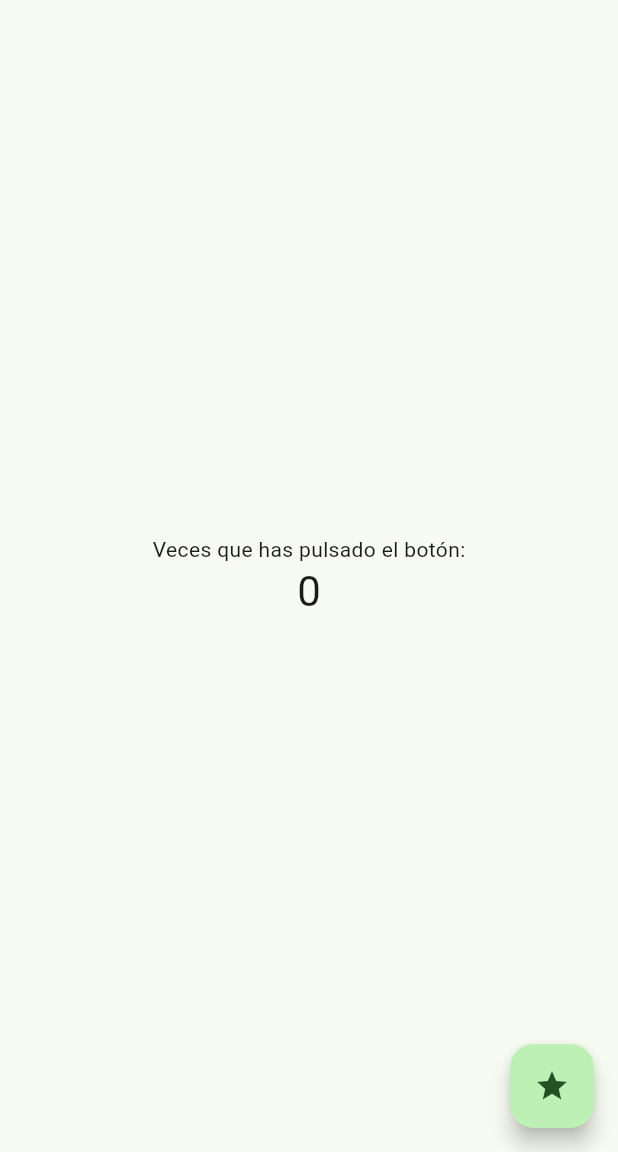
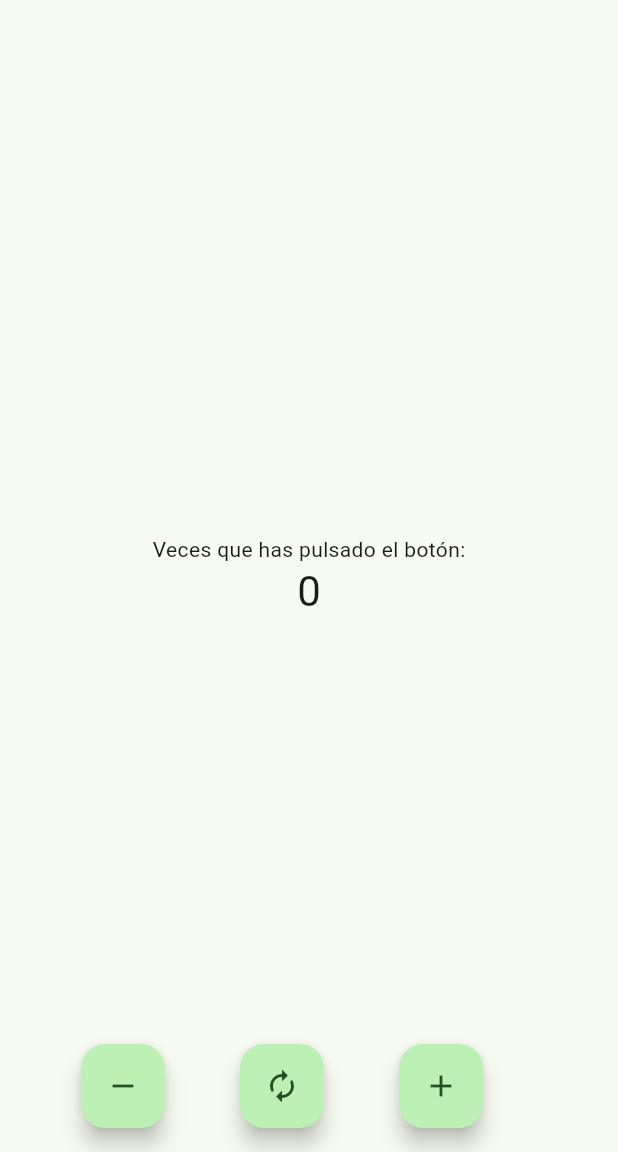
Before and after one commit to franopx/Laboratorio3DM, a Flutter app: the screen it shows after launch, on a phone screen of 412 x 824 dp, the part 84-1236 px from its top. Run offline on Flutter 3.47's test engine with Material 3 defaults, Android fonts, the phone set to English and light mode, and no system bars.

Commit message:
add new buttons and functionalities

```diff
--- a/lib/main.dart
+++ b/lib/main.dart
@@ -68,6 +68,18 @@ class _MyHomePageState extends State<MyHomePage> {
     });
   }
 
+  void _decrementCounter() {
+    setState(() {
+      _counter--;
+    });
+  }
+
+  void _resetCounter() {
+    setState(() {
+      _counter = 0;
+    });
+  }
+
   @override
   Widget build(BuildContext context) {
     // This method is rerun every time setState is called, for instance as done
@@ -115,11 +127,30 @@ class _MyHomePageState extends State<MyHomePage> {
           ],
         ),
       ),
-      floatingActionButton: FloatingActionButton(
-        onPressed: _incrementCounter,
-        tooltip: 'Increment',
-        child: const Icon(Icons.star),
-      ), // This trailing comma makes auto-formatting nicer for build methods.
-    );
+      floatingActionButton: Padding(
+        padding: const EdgeInsets.only(left: 20),
+        child: Row(
+        children: [
+          SizedBox(width: 50),
+          FloatingActionButton(
+            onPressed: _decrementCounter,
+            tooltip: 'Decrement',
+            child: const Icon(Icons.remove),
+          ),
+          SizedBox(width: 50),
+          FloatingActionButton(
+            onPressed: _resetCounter,
+            tooltip: 'Reset to 0',
+            child: const Icon(Icons.autorenew),
+          ),
+          SizedBox(width: 50),
+          FloatingActionButton(
+            onPressed: _incrementCounter,
+            tooltip: 'Increment',
+            child: const Icon(Icons.add),
+          ),
+        ],
+      )
+    ));
   }
 }
```
